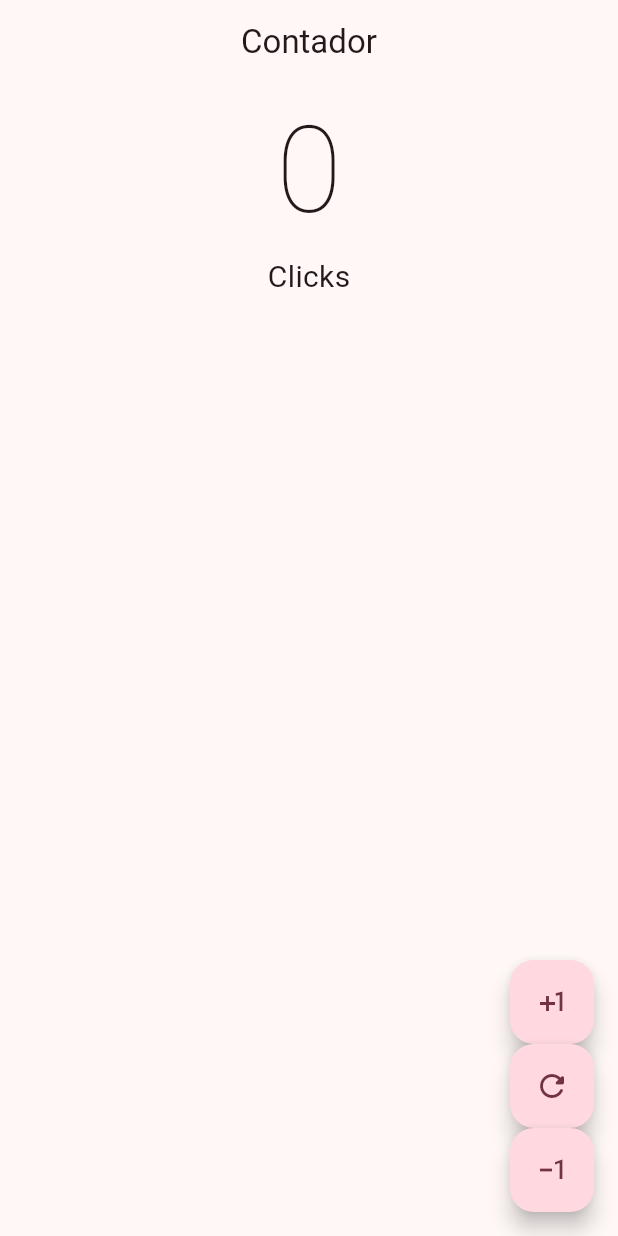
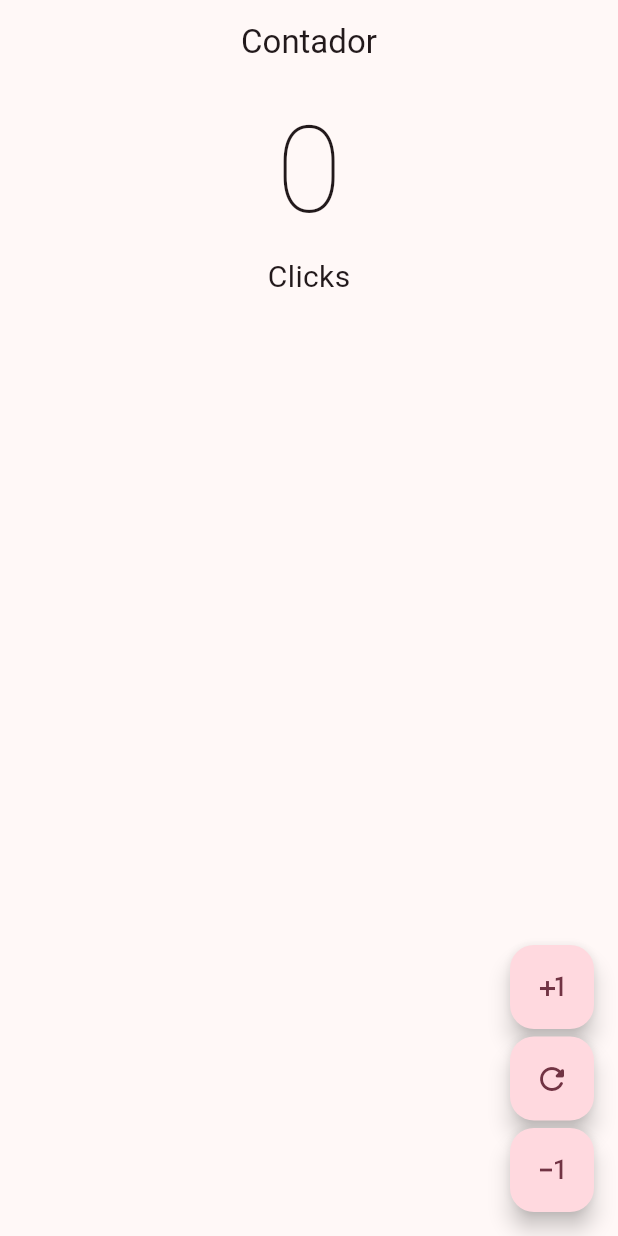
Before and after one commit to angelSantori/contadorDart, a Flutter app: the screen it shows after launch, on a phone screen of 412 x 824 dp. Run offline on Flutter 3.47's test engine with Material 3 defaults, Android fonts, the phone set to English and light mode, and no system bars.

Commit message:
SizedBox

```diff
--- a/lib/screens/counter_screen.dart
+++ b/lib/screens/counter_screen.dart
@@ -46,6 +46,9 @@ class _CounterScreenState extends State<CounterScreen> {
               });
             },
           ),
+          const SizedBox(
+            height: 5,
+          ),
           CustomButton(
             icono: Icons.refresh_rounded,
             onPressed: () {
@@ -53,6 +56,9 @@ class _CounterScreenState extends State<CounterScreen> {
                 contador = 0;
               });
             },
+          ),
+          const SizedBox(
+            height: 5,
           ),
           CustomButton(
             icono: Icons.exposure_minus_1,
```
